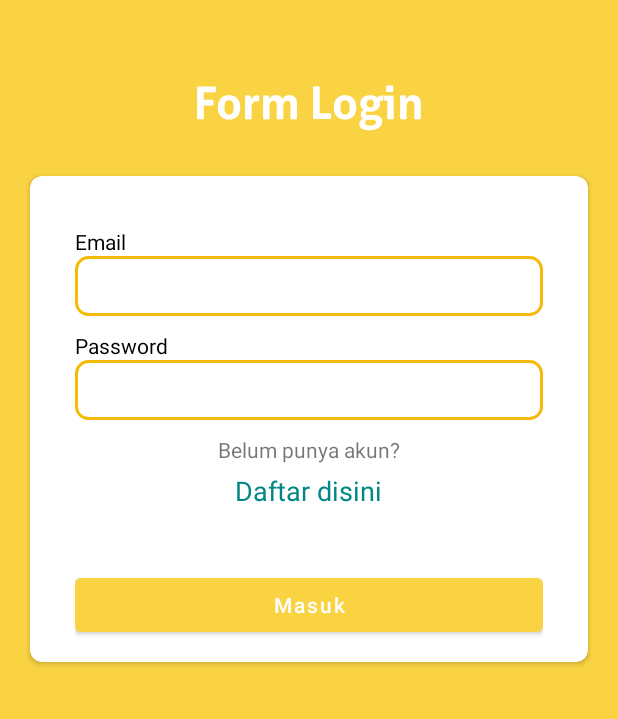
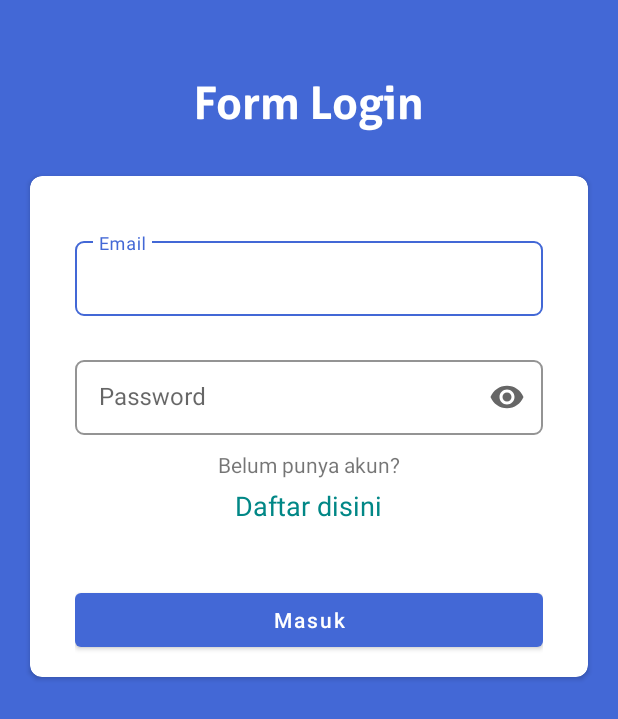
Before and after one commit to devrouw/IMB_2, an Android app: the LoginActivity screen opened directly, with no data from a screen before it, on a phone screen of 412 x 824 dp. Shown: the top 719 px of the screen. Run offline under Robolectric (Android 15) with nearby library versions, the phone set to English and light mode, and no system bars; our stand-ins replace Timber; 2 statements that could not run were skipped.

Commit message:
update UI and fix error

```diff
--- a/app/src/main/java/com/lollipop/imb/view/ui/MainActivity.kt
+++ b/app/src/main/java/com/lollipop/imb/view/ui/MainActivity.kt
@@ -84,6 +84,8 @@ class MainActivity : AppCompatActivity() {
     private fun dialogBinding() {
         with(_dialogBinding) {
             btIya.setOnClickListener {
+                _dialog.dismiss()
+                Toast.makeText(this@MainActivity,"Anda berhasil keluar",Toast.LENGTH_LONG).show()
                 _viewModelDataStore.setLoginStatus(false)
             }
             btTidak.setOnClickListener {
--- a/app/src/main/res/layout/activity_info_syarat_imb.xml
+++ b/app/src/main/res/layout/activity_info_syarat_imb.xml
@@ -11,6 +11,7 @@
         android:layout_height="50dp"
         android:text="@string/txt_syarat_imb"
         android:layout_marginTop="60dp"
+        android:textColor="@color/white"
         app:layout_constraintEnd_toEndOf="parent"
         android:textSize="28sp"
         android:fontFamily="@font/allerbd"
--- a/app/src/main/res/layout/activity_login.xml
+++ b/app/src/main/res/layout/activity_login.xml
@@ -43,37 +43,36 @@
             app:layout_constraintBottom_toBottomOf="parent"
             android:orientation="vertical">
 
-            <TextView
+            <com.google.android.material.textfield.TextInputLayout
+                android:id="@+id/tf_email"
                 android:layout_width="match_parent"
                 android:layout_height="wrap_content"
-                android:layout_marginTop="20dp"
-                android:textColor="@color/black"
-                android:text="Email"/>
+                style="@style/LoginTextInputLayoutStyle"
+                android:layout_marginTop="24dp">
 
-            <EditText
-                android:id="@+id/et_email"
-                android:layout_width="match_parent"
-                android:layout_height="40dp"
-                android:textColor="@color/black_200"
-                android:paddingHorizontal="10dp"
-                android:background="@drawable/bg_edittext_yellow"
-                />
+                <com.google.android.material.textfield.TextInputEditText
+                    android:id="@+id/et_email"
+                    android:layout_width="match_parent"
+                    android:layout_height="50dp"
+                    android:hint="Email"
+                    android:inputType="textEmailAddress" />
+            </com.google.android.material.textfield.TextInputLayout>
 
-            <TextView
+            <com.google.android.material.textfield.TextInputLayout
+                android:id="@+id/tf_password"
                 android:layout_width="match_parent"
                 android:layout_height="wrap_content"
-                android:textColor="@color/black"
-                android:layout_marginTop="10dp"
-                android:text="Password"/>
+                app:endIconMode="password_toggle"
+                style="@style/LoginTextInputLayoutStyle"
+                android:layout_marginTop="24dp">
 
-            <EditText
-                android:id="@+id/et_password"
-                android:layout_width="match_parent"
-                android:layout_height="40dp"
-                android:textColor="@color/black_200"
-                android:paddingHorizontal="10dp"
-                android:background="@drawable/bg_edittext_yellow"
-                />
+                <com.google.android.material.textfield.TextInputEditText
+                    android:id="@+id/et_password"
+                    android:layout_width="match_parent"
+                    android:layout_height="50dp"
+                    android:hint="Password"
+                    android:inputType="textPassword" />
+            </com.google.android.material.textfield.TextInputLayout>
 
             <TextView
                 android:layout_width="wrap_content"
--- a/app/src/main/res/layout/activity_main.xml
+++ b/app/src/main/res/layout/activity_main.xml
@@ -72,6 +72,7 @@
         app:layout_constraintTop_toBottomOf="@id/cv_container"
         android:background="@color/yellow_500"
         android:fontFamily="@font/allerrg"
+        android:textColor="@color/white"
         android:text="@string/txt_info_syarat_imb"
         android:layout_width="match_parent"
         android:layout_height="wrap_content"/>
@@ -85,6 +86,7 @@
         android:fontFamily="@font/allerrg"
         app:layout_constraintTop_toBottomOf="@id/bt_info"
         android:text="@string/txt_pengajuan_imb"
+        android:textColor="@color/white"
         android:background="@color/yellow_500"
         android:layout_width="match_parent"
         android:layout_height="wrap_content"/>
@@ -97,6 +99,7 @@
         android:layout_marginTop="30dp"
         android:fontFamily="@font/allerrg"
         android:text="@string/txt_contoh_formulir"
+        android:textColor="@color/white"
         app:layout_constraintTop_toBottomOf="@id/bt_pengajuan"
         android:background="@color/yellow_500"
         android:layout_width="match_parent"
@@ -110,6 +113,7 @@
         android:layout_marginTop="30dp"
         android:fontFamily="@font/allerrg"
         android:text="Masuk"
+        android:textColor="@color/white"
         app:layout_constraintTop_toBottomOf="@id/bt_download"
         android:background="@color/yellow_500"
         android:layout_width="match_parent"
--- a/app/src/main/res/values/colors.xml
+++ b/app/src/main/res/values/colors.xml
@@ -1,11 +1,12 @@
 <?xml version="1.0" encoding="utf-8"?>
 <resources>
-    <color name="yellow_200">#FBE551</color>
-    <color name="yellow_500">#F9D342</color>
-    <color name="yellow_700">#F6BB0A</color>
+    <color name="yellow_200">#6b63FF</color>
+    <color name="yellow_500">#4368d6</color>
+    <color name="yellow_700">#2255f0</color>
     <color name="teal_200">#FF03DAC5</color>
     <color name="teal_700">#FF018786</color>
     <color name="black">#FF000000</color>
     <color name="black_200">#666666</color>
     <color name="white">#FFFFFFFF</color>
+    <color name="grey">#f8f9fc</color>
 </resources>
--- a/app/src/main/res/values/themes.xml
+++ b/app/src/main/res/values/themes.xml
@@ -17,4 +17,14 @@
         <item name="windowMinWidthMajor">100%</item>
         <item name="windowMinWidthMinor">100%</item>
     </style>
+    <style name="LoginTextInputLayoutStyle" parent="Widget.MaterialComponents.TextInputLayout.OutlinedBox">
+        <item name="boxStrokeColor">@color/yellow_500</item>
+        <item name="boxStrokeWidth">1dp</item>
+        <item name="boxStrokeWidthFocused">1dp</item>
+        <item name="errorIconDrawable">@null</item>
+        <item name="boxCornerRadiusTopStart">6dp</item>
+        <item name="boxCornerRadiusTopEnd">6dp</item>
+        <item name="boxCornerRadiusBottomEnd">6dp</item>
+        <item name="boxCornerRadiusBottomStart">6dp</item>
+    </style>
 </resources>
```
Also changed, not shown: app/src/main/java/com/lollipop/imb/view/ui/FormulirActivity.kt (+19 -20 lines), app/src/main/res/layout/activity_contoh_formulir.xml (+70 -25 lines).
